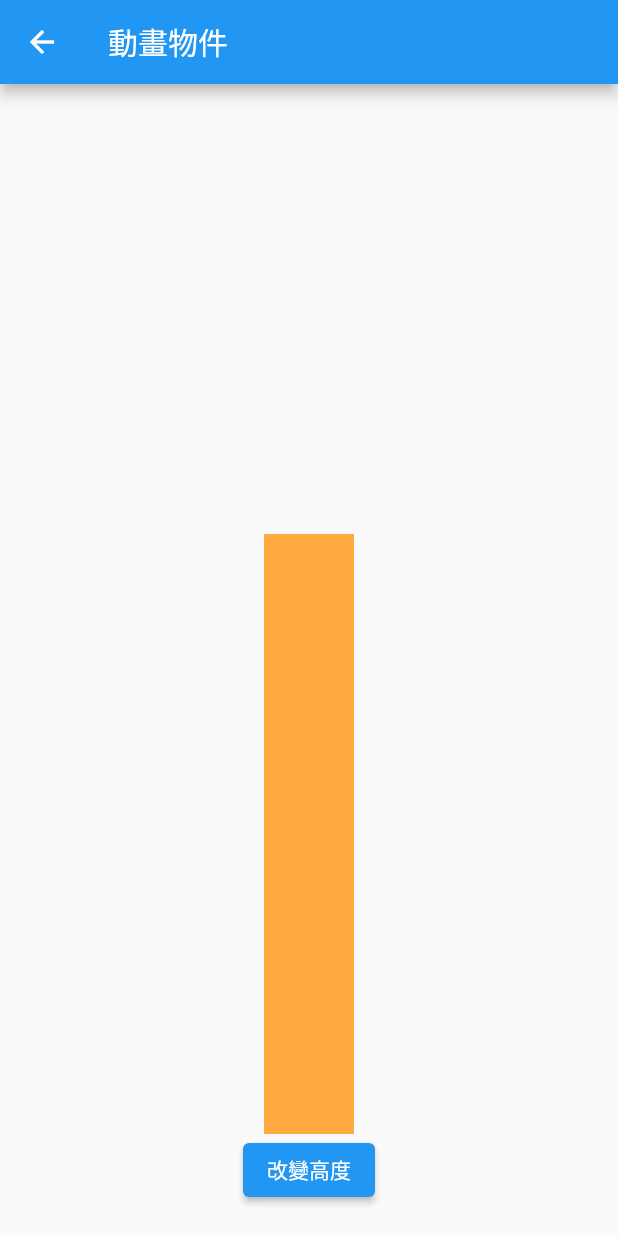
After one commit to tpps89305/flutter_playground, a Flutter app: the AnimationContainerPage screen opened by its route, after a tap on "改變高度", on a phone screen of 412 x 824 dp. The commit adds this screen. Run offline on Flutter 3.47's test engine with Material 2 defaults, Android fonts, the phone set to English and light mode, and no system bars; our stand-ins replace fluttertoast, image_picker, numberpicker, photo_view; missing offline and left inert: wechat_assets_picker.

Commit message:
Add animation container page

```diff
--- a/lib/constants/constants.dart
+++ b/lib/constants/constants.dart
@@ -21,6 +21,10 @@ class Constants {
         ContentItem("旋轉動畫", route: NavigationRoutes.animationTransformPage));
     list.add(
         ContentItem("縮放動畫", route: NavigationRoutes.animationScaleMovePage));
+    list.add(
+        ContentItem("動畫物件", route: NavigationRoutes.animatedContainerPage));
+    list.add(ContentItem("起飛",
+        route: NavigationRoutes.animatedContainerAligmentPage));
     return list;
   }
 
--- a/lib/constants/navigation_routes.dart
+++ b/lib/constants/navigation_routes.dart
@@ -13,4 +13,7 @@ class NavigationRoutes {
   static const String gridViewPage = "gridView";
   static const String animationTransformPage = "animationTransform";
   static const String animationScaleMovePage = "animationScaleMove";
+  static const String animatedContainerPage = "animatedContainerPage";
+  static const String animatedContainerAligmentPage =
+      "animatedContainerAligment";
 }
--- a/lib/main.dart
+++ b/lib/main.dart
@@ -1,4 +1,6 @@
 import 'package:flutter/material.dart';
+import 'package:flutter_playground/page/animation_container_aligment_page.dart';
+import 'package:flutter_playground/page/animation_container_page.dart';
 import 'package:flutter_playground/page/animation_scale_move_page.dart';
 import 'package:flutter_playground/page/animation_transform_page.dart';
 import 'package:flutter_playground/page/button_page.dart';
@@ -41,7 +43,11 @@ class MyApp extends StatelessWidget {
     NavigationRoutes.animationTransformPage: (context) =>
         const AnimationTransformPage(),
     NavigationRoutes.animationScaleMovePage: (context) =>
-        const AnimationScaleMovePage()
+        const AnimationScaleMovePage(),
+    NavigationRoutes.animatedContainerPage: (context) =>
+        const AnimationContainerPage(),
+    NavigationRoutes.animatedContainerAligmentPage: (context) =>
+        const AnimationContainerAligmentPage()
   };
 
   @override
--- /dev/null
+++ b/lib/page/animation_container_page.dart
@@ -0,0 +1,59 @@
+import 'package:flutter/material.dart';
+
+class AnimationContainerPage extends StatelessWidget {
+  const AnimationContainerPage({Key? key}) : super(key: key);
+
+  @override
+  Widget build(BuildContext context) {
+    final animationWrapper = _AnimationWrapper(
+        globalKey: GlobalKey<_AnimationWrapperState>(), barHeight: 100);
+    final button = ElevatedButton(
+        onPressed: () {
+          animationWrapper.setBarHeight(400);
+        },
+        child: const Text("改變高度"));
+    return Scaffold(
+      appBar: AppBar(title: const Text("動畫物件")),
+      body: Container(
+        width: double.maxFinite,
+        child: Column(
+          children: [animationWrapper, button],
+          mainAxisAlignment: MainAxisAlignment.end,
+        ),
+        margin: const EdgeInsets.symmetric(vertical: 20),
+      ),
+    );
+  }
+}
+
+class _AnimationWrapper extends StatefulWidget {
+  final GlobalKey<_AnimationWrapperState> globalKey;
+  double barHeight;
+  _AnimationWrapper({required this.globalKey, required this.barHeight})
+      : super(key: globalKey);
+
+  @override
+  _AnimationWrapperState createState() => _AnimationWrapperState();
+
+  setBarHeight(double height) {
+    globalKey.currentState?.setBarHeight(height);
+  }
+}
+
+class _AnimationWrapperState extends State<_AnimationWrapper> {
+  @override
+  Widget build(BuildContext context) {
+    return AnimatedContainer(
+      width: 60.0,
+      height: widget.barHeight,
+      color: Colors.orangeAccent,
+      duration: const Duration(seconds: 1),
+    );
+  }
+
+  setBarHeight(double height) {
+    setState(() {
+      widget.barHeight = height;
+    });
+  }
+}
```
Also changed, not shown: lib/page/animation_container_aligment_page.dart (added, +78 -0 lines).
